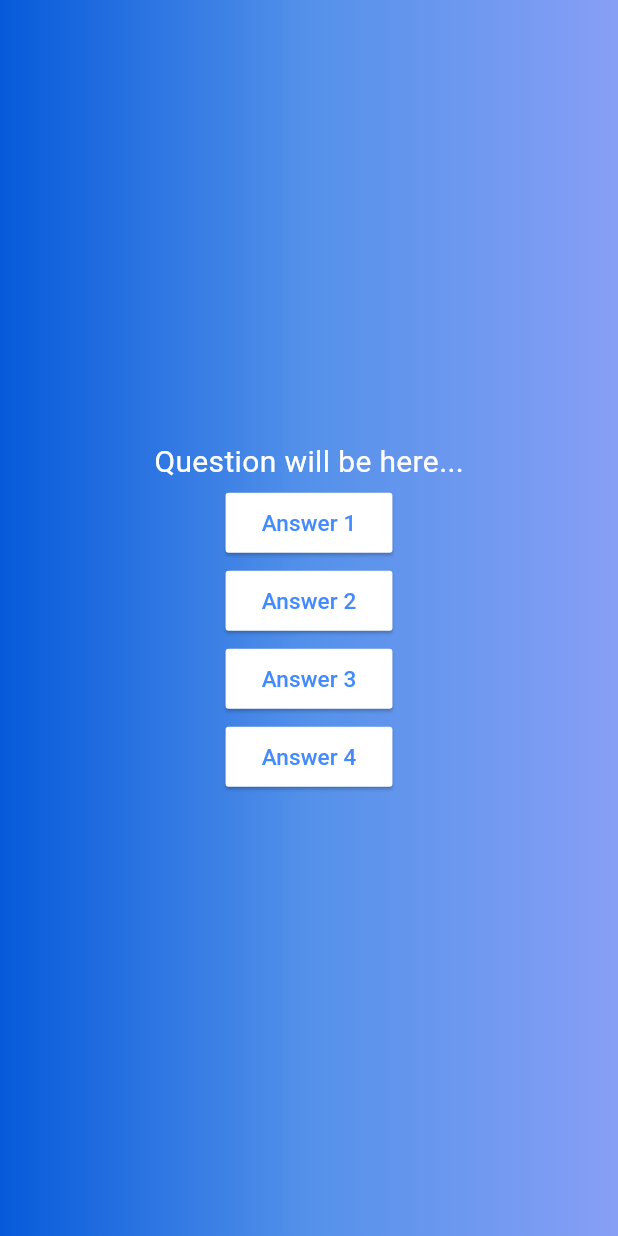
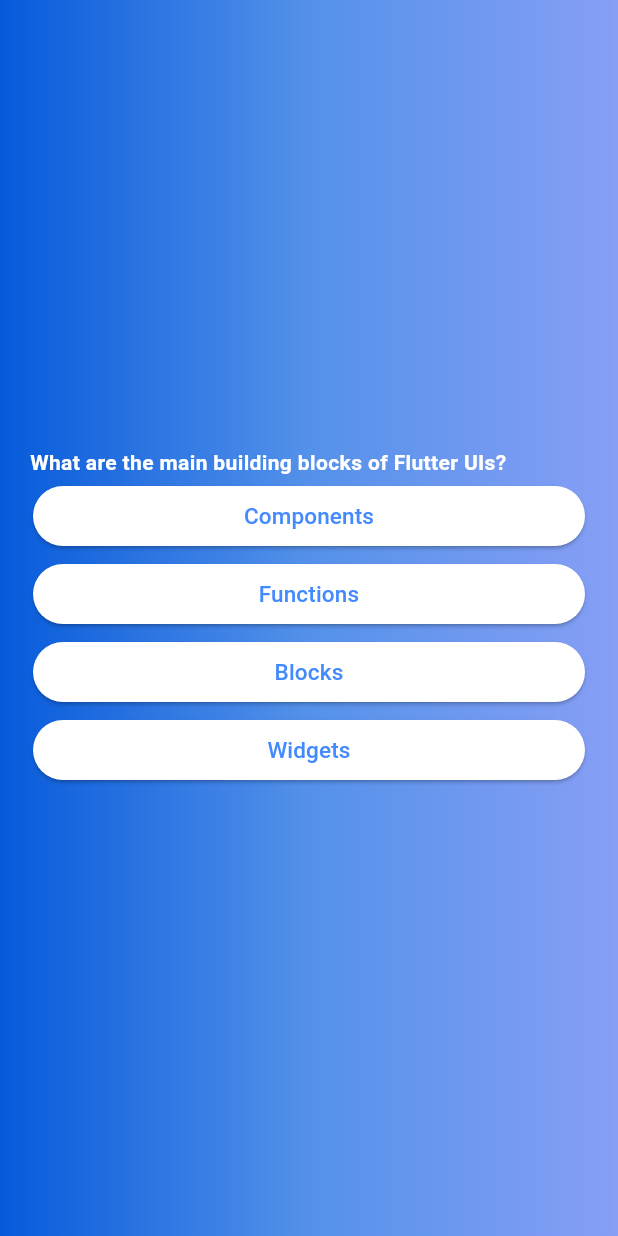
Before and after one commit to jainil30/QuizApp, a Flutter app: the screen it shows after launch, after a tap on "Start", on a phone screen of 412 x 824 dp. Run offline on Flutter 3.47's test engine with Material 3 defaults, Android fonts, the phone set to English and light mode, and no system bars.

Commit message:
Initial Commit

```diff
--- a/lib/answer_button.dart
+++ b/lib/answer_button.dart
@@ -16,9 +16,9 @@
           onPressed: onTap,
           style: ElevatedButton.styleFrom(
             backgroundColor: Color.fromRGBO(255, 255, 255,1),
-            shape: RoundedRectangleBorder(borderRadius: BorderRadius.circular(2))
+            shape: RoundedRectangleBorder(borderRadius: BorderRadius.circular(40))
           ),
-          child: Text(answerText ,style: const TextStyle(color: Colors.blueAccent, fontSize: 15),)
+          child: Text(answerText ,style: const TextStyle(color: Colors.blueAccent, fontSize: 15), textAlign: TextAlign.center,)
       ),
     );
   }
--- a/lib/modals/quiz_questions.dart
+++ b/lib/modals/quiz_questions.dart
@@ -6,5 +6,10 @@
   final String question;
   final List<String> answers;
 
+  List<String> getShuffledAnswers(){
+    final shuffledList = List.of(answers);
+    shuffledList.shuffle();
 
+    return shuffledList;
+  }
 }
--- a/lib/questions_screen.dart
+++ b/lib/questions_screen.dart
@@ -1,9 +1,14 @@
+
 import 'package:flutter/material.dart';
 import 'package:quiz/answer_button.dart';
+import 'package:quiz/data/questions.dart';
+import 'package:quiz/modals/quiz_questions.dart';
+import 'package:quiz/quiz.dart';
 
 class QuestionsScreen extends StatefulWidget{
-  const QuestionsScreen({super.key});
+  QuestionsScreen({required this.chooseAnswer,super.key});
 
+  void Function(String answer) chooseAnswer;
 
   @override
   State<QuestionsScreen> createState() {
@@ -13,30 +18,53 @@
 }
 
 class _QuestionsScreenState extends State<QuestionsScreen>{
+  var currentQuestionIndex = 0;
+
+  void answerQuestion(String selectedAnswer){
+
+    widget.chooseAnswer(selectedAnswer);
+    setState(() {
+      currentQuestionIndex++;
+    });
+  }
+
   @override
   Widget build(BuildContext context) {
+    final currentQuestion = questions[currentQuestionIndex];
+
     return Scaffold(
       body: Container(
         width: double.infinity,
         height: double.infinity,
-        decoration: BoxDecoration(
-          gradient: LinearGradient(colors: [                Color.fromRGBO(6, 90, 218, 1.0),
+        decoration: const BoxDecoration(
+
+          gradient: LinearGradient(colors: [
+
+            Color.fromRGBO(6, 90, 218, 1.0),
             Color.fromRGBO(84, 145, 234, 1.0),
             Color.fromRGBO(135, 159, 245, 1.0),])
         ),
         child: Column(
           mainAxisAlignment: MainAxisAlignment.center,
+          crossAxisAlignment: CrossAxisAlignment.stretch,
           children: [
-            Text("Question will be here...",
-            style: TextStyle(
-              color: Colors.white,
-              fontSize: 20
+            Container(
+              margin: const EdgeInsets.symmetric(horizontal: 20),
+              child: Text(questions[0].question,
+              style: const TextStyle(
+                  fontWeight: FontWeight.bold,
+                  color: Colors.white
+              ),
+              ),
             ),
-            ),
-            AnswerButton(answerText: "Answer 1", onTap: (){print("1");}),
-            AnswerButton(answerText: "Answer 2", onTap: (){}),
-            AnswerButton(answerText: "Answer 3", onTap: (){}),
-            AnswerButton(answerText: "Answer 4", onTap: (){}),
+            ...currentQuestion.getShuffledAnswers().map((answer){
+              return Container(
+                margin: const EdgeInsets.symmetric(horizontal: 20),
+                  child: AnswerButton(answerText: answer, onTap: (){
+                    answerQuestion(answer);
+                  })
+              );
+            })
 
           ],
         )
--- a/lib/quiz.dart
+++ b/lib/quiz.dart
@@ -1,7 +1,7 @@
 import 'package:flutter/material.dart';
 import 'package:quiz/home_page.dart';
 import 'package:quiz/questions_screen.dart';
-
+import 'package:quiz/data/questions.dart';
 class Quiz extends StatefulWidget{
   const Quiz({super.key});
   @override
@@ -12,20 +12,35 @@
 }
 
 class _QuizState extends State<Quiz>{
-  Widget? activeScreen;
-  @override
-  void initState() {
-    activeScreen = MyHomePage(switchScreen);
-    super.initState();
+  List<String> selectedAnswers = [];
+  var activeScreen = "start-screen";
+
+  void chooseAnswer(String answers){
+    selectedAnswers.add(answers);
+
+    if(selectedAnswers.length == questions.length){
+      setState(() {
+        selectedAnswers = [];
+        activeScreen = "start-screen";
+      });
+    }
   }
+
   void switchScreen(){
     setState(() {
-      activeScreen = QuestionsScreen();
+      activeScreen = 'questions-screen';
     });
   }
 
+
   @override
   Widget build(BuildContext context) {
+    Widget screenWidget = MyHomePage(switchScreen);
+
+    if(activeScreen == "questions-screen"){
+      screenWidget = QuestionsScreen(chooseAnswer: chooseAnswer);
+    }
+
     return MaterialApp(
       title: 'Quiz App',
       debugShowCheckedModeBanner: false,
@@ -33,7 +48,7 @@
         colorScheme: ColorScheme.fromSeed(seedColor: Colors.deepPurple),
         useMaterial3: true,
       ),
-      home: activeScreen,
+      home: screenWidget,
     );
   }
 
--- /dev/null
+++ b/lib/result_screen.dart
@@ -0,0 +1,14 @@
+import 'package:flutter/material.dart';
+
+
+class ResultScreen extends StatelessWidget{
+  @override
+  Widget build(BuildContext context) {
+     return Center(
+       child: Container(
+         child: Text('Jainil Dalwadi'),
+       ),
+     );
+  }
+
+}
```
